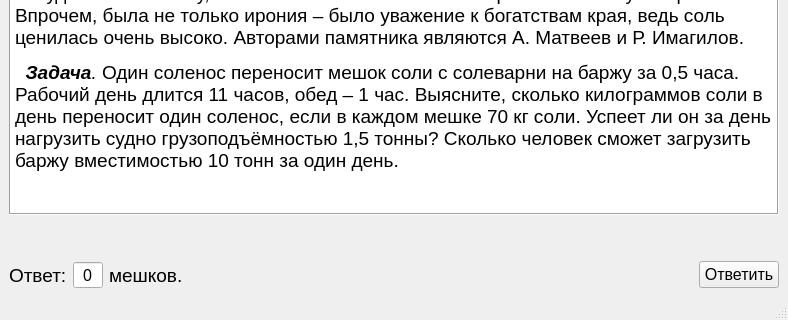
Old version of the form ThirdTaskWindow.ui in the repository VladZuykin/quest; both pictures show x 0 to 788 and y 187 to 507 of the 788 by 507 pixel window.
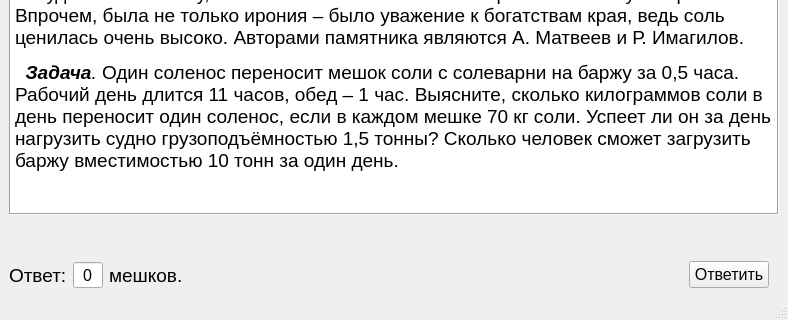
New version of the form.

The edit to the form file:
```diff
--- a/ThirdTaskWindow.ui
+++ b/ThirdTaskWindow.ui
@@ -120,6 +120,22 @@
         </property>
        </widget>
       </item>
+      <item>
+       <spacer name="horizontalSpacer_2">
+        <property name="orientation">
+         <enum>Qt::Horizontal</enum>
+        </property>
+        <property name="sizeType">
+         <enum>QSizePolicy::Fixed</enum>
+        </property>
+        <property name="sizeHint" stdset="0">
+         <size>
+          <width>10</width>
+          <height>20</height>
+         </size>
+        </property>
+       </spacer>
+      </item>
      </layout>
     </item>
    </layout>
```
